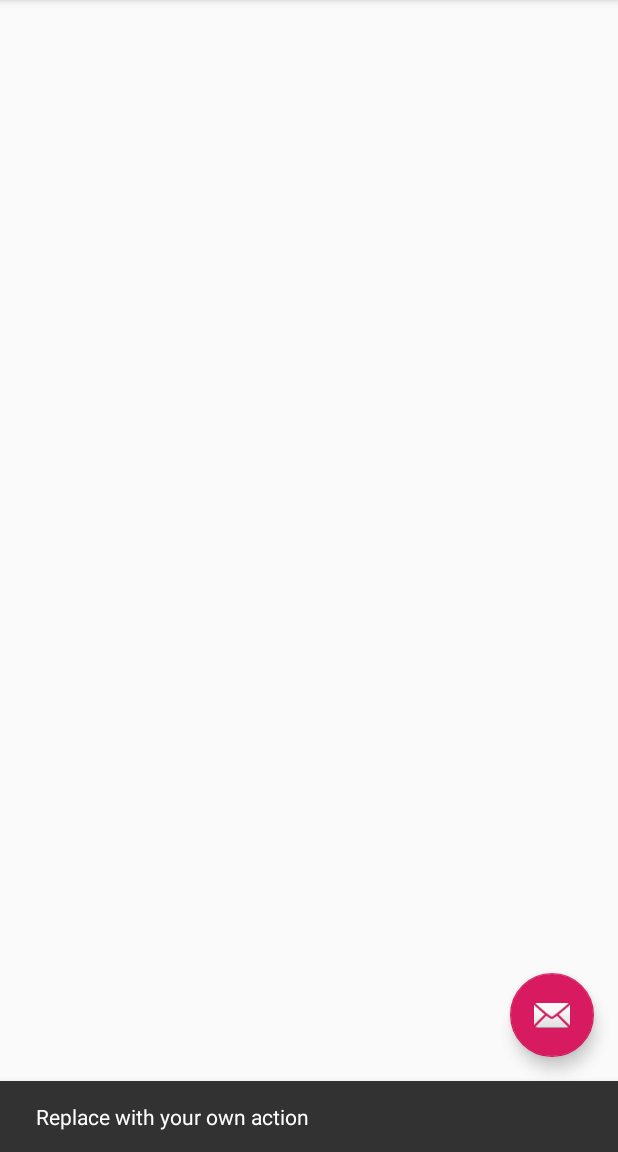
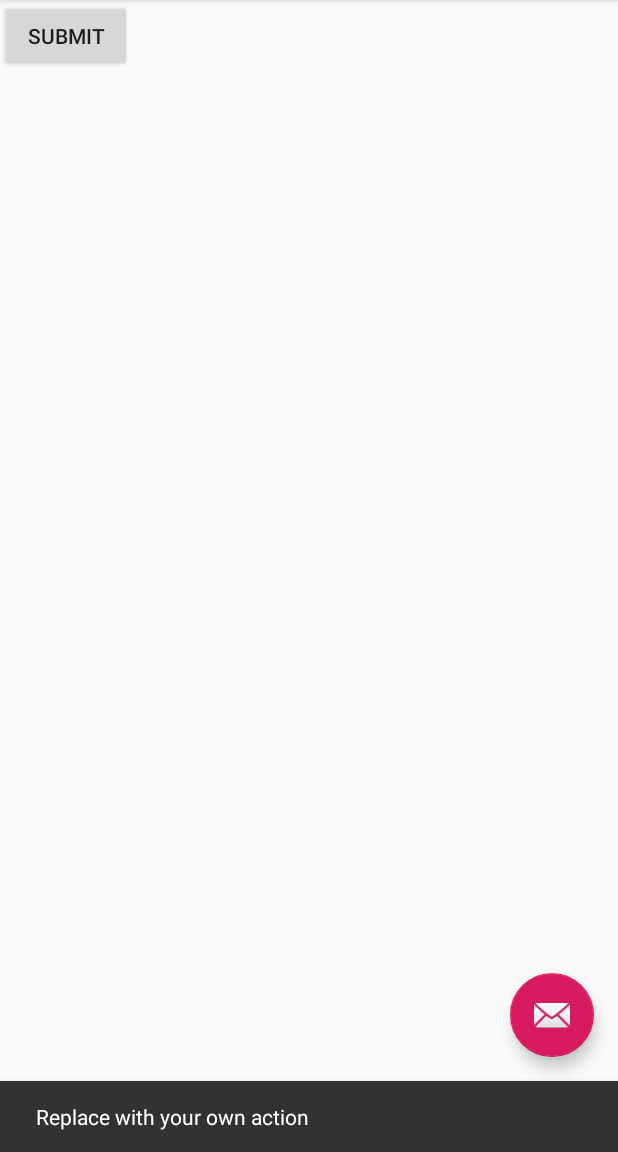
Before and after one commit to Neha2908/GLA1, an Android app: the screen it shows after launch (MainActivity), after a tap on an icon or button, on a phone screen of 412 x 824 dp, the part 84-1236 px from its top. Run offline under Robolectric (Android 15) with nearby library versions, the phone set to English and light mode, and no system bars.

Commit message:
add button commit

```diff
--- a/app/src/main/res/layout/content_main.xml
+++ b/app/src/main/res/layout/content_main.xml
@@ -6,4 +6,11 @@
     android:layout_height="match_parent"
     app:layout_behavior="@string/appbar_scrolling_view_behavior"
     tools:context=".MainActivity"
-    tools:showIn="@layout/activity_main"/>
+    tools:showIn="@layout/activity_main">
+
+    <Button
+        android:id="@+id/button"
+        android:layout_width="wrap_content"
+        android:layout_height="wrap_content"
+        android:text="submit" />
+</android.support.constraint.ConstraintLayout>
```
